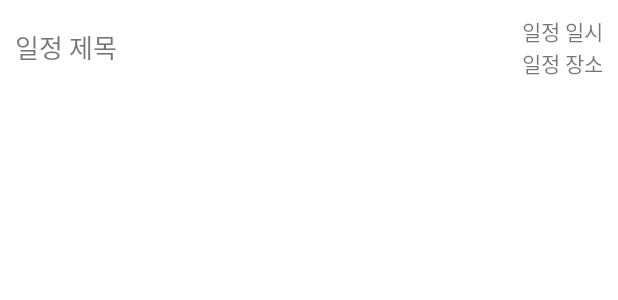
After one commit to r2872/FinalProject_20210910, an Android app: the layout appointment_list_item.xml on its own in the app's theme, with its tools: preview values and no code run, on a phone screen of 412 x 824 dp. The commit adds this screen. Shown: the top 300 px of the screen. Run offline under Robolectric (Android 15) with nearby library versions, the phone set to English and light mode, and no system bars; network calls fail.

Commit message:
약속 목록을 보여줄 list_item 추가

```diff
--- a/app/build.gradle
+++ b/app/build.gradle
@@ -36,6 +36,8 @@ android {
 
 dependencies {
 
+    implementation files('libs/libDaumMapAndroid.jar')
+
     implementation 'androidx.core:core-ktx:1.6.0'
     implementation 'androidx.appcompat:appcompat:1.3.1'
     implementation 'com.google.android.material:material:1.4.0'
--- a/app/src/main/AndroidManifest.xml
+++ b/app/src/main/AndroidManifest.xml
@@ -3,7 +3,7 @@
     package="com.r2872.finalproject_20210910">
 
     <uses-permission android:name="android.permission.INTERNET" />
-    <uses-permission android:name="android.permission.ACCESS_FINE_LOCATION"/>
+    <uses-permission android:name="android.permission.ACCESS_FINE_LOCATION" />
 
     <application
         android:name=".GlobalApplication"
@@ -42,6 +42,9 @@
         <meta-data
             android:name="com.facebook.sdk.ApplicationId"
             android:value="@string/facebook_app_id" />
+        <meta-data
+            android:name="com.kakao.sdk.AppKey"
+            android:value="63361f8241f319239a0fe13236d99cd5" />
 
         <activity
             android:name="com.facebook.FacebookActivity"
--- a/app/src/main/java/com/r2872/finalproject_20210910/EditAppointmentActivity.kt
+++ b/app/src/main/java/com/r2872/finalproject_20210910/EditAppointmentActivity.kt
@@ -8,7 +8,7 @@ import android.widget.Toast
 import androidx.databinding.DataBindingUtil
 import com.r2872.finalproject_20210910.databinding.ActivityEditAppoinmentBinding
 import com.r2872.finalproject_20210910.datas.BasicResponse
-import com.r2872.finalproject_20210910.utils.ContextUtil
+import net.daum.mf.map.api.MapView
 import org.json.JSONObject
 import retrofit2.Call
 import retrofit2.Callback
@@ -107,6 +107,9 @@ class EditAppointmentActivity : BaseActivity() {
 
     override fun setValues() {
 
+//        카카오 지도 띄워보기
+        val mapView = MapView(mContext)
+        binding.mapView.addView(mapView)
     }
 
     private fun showDatePicker() {
--- a/app/src/main/java/com/r2872/finalproject_20210910/MainActivity.kt
+++ b/app/src/main/java/com/r2872/finalproject_20210910/MainActivity.kt
@@ -3,11 +3,15 @@ package com.r2872.finalproject_20210910
 import android.content.Intent
 import android.os.Bundle
 import androidx.databinding.DataBindingUtil
+import com.r2872.finalproject_20210910.adapters.ScheduleAdapter
 import com.r2872.finalproject_20210910.databinding.ActivityMainBinding
+import com.r2872.finalproject_20210910.datas.AppointmentData
 
 class MainActivity : BaseActivity() {
 
     private lateinit var binding: ActivityMainBinding
+    private lateinit var mAdapter: ScheduleAdapter
+    private val mScheduleList = ArrayList<AppointmentData>()
 
     override fun onCreate(savedInstanceState: Bundle?) {
         super.onCreate(savedInstanceState)
@@ -28,5 +32,7 @@ class MainActivity : BaseActivity() {
 
     override fun setValues() {
 
+        mAdapter = ScheduleAdapter(mContext, R.layout.appointment_list_item, mScheduleList)
+        binding.scheduleList.adapter = mAdapter
     }
 }
--- /dev/null
+++ b/app/src/main/java/com/r2872/finalproject_20210910/datas/AppointmentData.kt
@@ -0,0 +1,3 @@
+package com.r2872.finalproject_20210910.datas
+
+data class AppointmentData(var title: String, var datetime: String, var place: String)
--- a/app/src/main/res/layout/activity_edit_appoinment.xml
+++ b/app/src/main/res/layout/activity_edit_appoinment.xml
@@ -85,11 +85,11 @@
 
         </LinearLayout>
 
-        <TextView
+        <LinearLayout
+            android:id="@+id/map_view"
             android:layout_width="match_parent"
             android:layout_height="200dp"
-            android:gravity="center"
-            android:text="여기에 지도 배치. 검색 결과를 지도로 표현" />
+            android:orientation="vertical" />
 
         <Button
             android:id="@+id/add_Btn"
--- a/app/src/main/res/layout/activity_main.xml
+++ b/app/src/main/res/layout/activity_main.xml
@@ -15,6 +15,7 @@
             android:layout_height="match_parent">
 
             <ListView
+                android:id="@+id/schedule_list"
                 android:layout_width="match_parent"
                 android:layout_height="match_parent" />
 
--- /dev/null
+++ b/app/src/main/res/layout/appointment_list_item.xml
@@ -0,0 +1,49 @@
+<?xml version="1.0" encoding="utf-8"?>
+<LinearLayout xmlns:android="http://schemas.android.com/apk/res/android"
+    android:layout_width="match_parent"
+    android:layout_height="match_parent"
+    android:orientation="vertical">
+
+    <LinearLayout
+        android:layout_width="match_parent"
+        android:layout_height="wrap_content"
+        android:gravity="center_vertical"
+        android:orientation="horizontal"
+        android:padding="10dp">
+
+        <TextView
+            android:id="@+id/title_Txt"
+            android:layout_width="wrap_content"
+            android:layout_height="wrap_content"
+            android:text="일정 제목"
+            android:textSize="17sp" />
+
+        <TextView
+            android:layout_width="0dp"
+            android:layout_height="wrap_content"
+            android:layout_weight="1" />
+
+        <LinearLayout
+            android:layout_width="wrap_content"
+            android:layout_height="wrap_content"
+            android:gravity="end"
+            android:orientation="vertical">
+
+            <TextView
+                android:id="@+id/date_Txt"
+                android:layout_width="wrap_content"
+                android:layout_height="wrap_content"
+                android:text="일정 일시" />
+
+            <TextView
+                android:id="@+id/place_Txt"
+                android:layout_width="wrap_content"
+                android:layout_height="wrap_content"
+                android:text="일정 장소" />
+
+        </LinearLayout>
+
+
+    </LinearLayout>
+
+</LinearLayout>
```
Also changed, not shown: app/src/main/java/com/r2872/finalproject_20210910/adapters/ScheduleAdapter.kt (added, +40 -0 lines).
